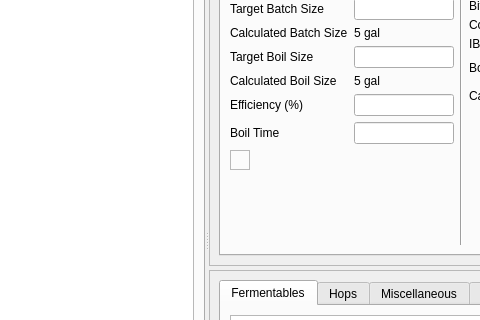
The window that ui/mainWindow.ui (Brewtarget/brewtarget) describes before a commit, drawn with Qt 5; both pictures show x 194 to 674 and y 188 to 508 of the 1050 by 829 pixel window.
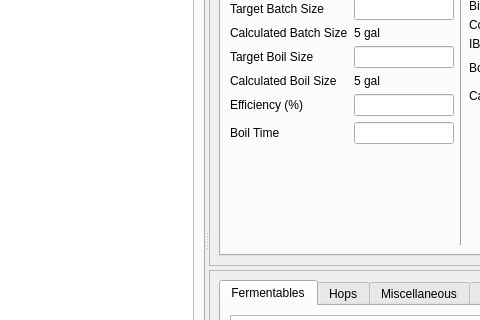
The same window after the commit. Icons and pictures are not drawn. Custom widgets are drawn as their Qt base class.

Commit message: Removed the old beer color widget

What changed in the file:
```diff
--- a/ui/mainWindow.ui
+++ b/ui/mainWindow.ui
@@ -233,8 +233,8 @@
           <rect>
            <x>0</x>
            <y>0</y>
-           <width>627</width>
-           <height>391</height>
+           <width>645</width>
+           <height>403</height>
           </rect>
          </property>
          <layout class="QVBoxLayout" name="verticalLayout_11">
@@ -654,33 +654,6 @@
                     </item>
                    </layout>
                   </item>
-                  <item>
-                   <widget class="QFrame" name="frame">
-                    <property name="sizePolicy">
-                     <sizepolicy hsizetype="Maximum" vsizetype="Maximum">
-                      <horstretch>0</horstretch>
-                      <verstretch>0</verstretch>
-                     </sizepolicy>
-                    </property>
-                    <property name="minimumSize">
-                     <size>
-                      <width>0</width>
-                      <height>0</height>
-                     </size>
-                    </property>
-                    <property name="frameShape">
-                     <enum>QFrame::StyledPanel</enum>
-                    </property>
-                    <property name="frameShadow">
-                     <enum>QFrame::Raised</enum>
-                    </property>
-                    <layout class="QVBoxLayout" name="verticalLayout_9">
-                     <item>
-                      <widget class="BeerColorWidget" name="beerColorWidget" native="true"/>
-                     </item>
-                    </layout>
-                   </widget>
-                  </item>
                   <item>
                    <spacer name="verticalSpacer_7">
                     <property name="orientation">
@@ -2125,11 +2098,6 @@
    <extends>QWidget</extends>
    <header>StyleRangeWidget.h</header>
   </customwidget>
-  <customwidget>
-   <class>BeerColorWidget</class>
-   <extends>QWidget</extends>
-   <header>BeerColorWidget.h</header>
-  </customwidget>
   <customwidget>
    <class>BrewDayScrollWidget</class>
    <extends>QWidget</extends>
```
Left out of the diff: 8 changed lines with no effect on the pictures. The commit also changes 1 other file.
